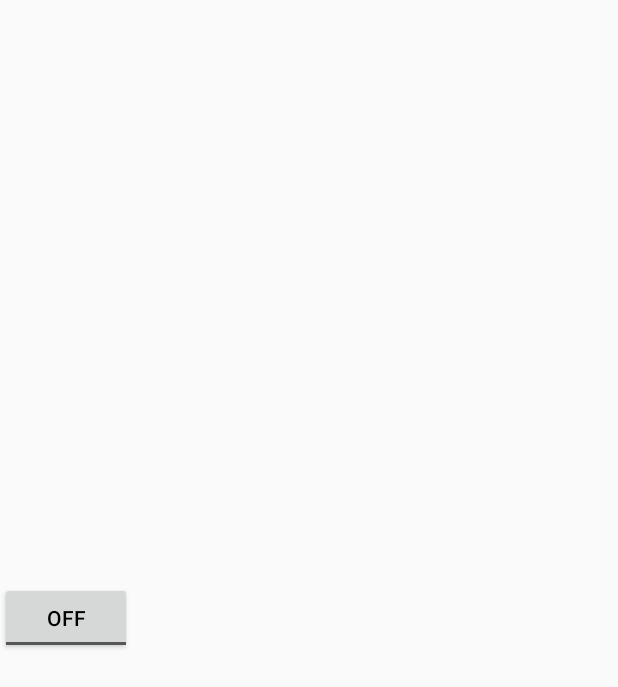
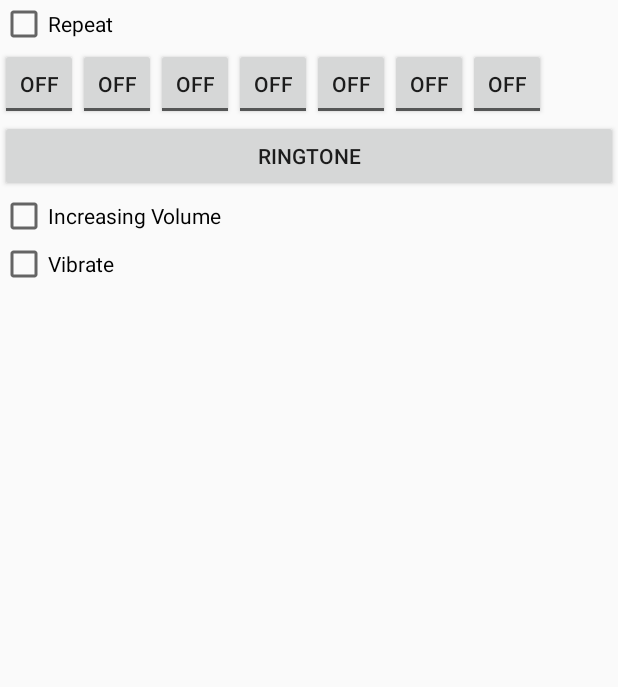
Before and after one commit to KyleMcNutt/5moreminutes, an Android app: the layout drop_down_settings.xml on its own in the app's theme, with its tools: preview values and no code run, on a phone screen of 412 x 824 dp. Shown: the top 687 px of the screen. Run offline under Robolectric (Android 15) with nearby library versions, the phone set to English and light mode, and no system bars.

```diff
--- a/Fivemoreminutes/app/src/main/java/fivemoreminutes/cs499/cs/csupomona/edu/fivemoreminutes/activities/DrillDownAlarmActivity.java
+++ b/Fivemoreminutes/app/src/main/java/fivemoreminutes/cs499/cs/csupomona/edu/fivemoreminutes/activities/DrillDownAlarmActivity.java
@@ -2,12 +2,14 @@ package fivemoreminutes.cs499.cs.csupomona.edu.fivemoreminutes.activities;
 
 import android.graphics.Color;
 import android.os.Bundle;
+import android.support.v4.app.Fragment;
 import android.support.v4.view.ViewPager;
 import android.support.v7.app.ActionBarActivity;
 
 import com.astuetz.PagerSlidingTabStrip;
 
 import java.util.ArrayList;
+import java.util.List;
 
 import fivemoreminutes.cs499.cs.csupomona.edu.fivemoreminutes.R;
 import fivemoreminutes.cs499.cs.csupomona.edu.fivemoreminutes.adapters.AlarmItemAdapter;
@@ -35,5 +37,6 @@ public class DrillDownAlarmActivity extends ActionBarActivity {
         // Attach the view pager to the tab strip
         tabsStrip.setViewPager(viewPager);
 
+
     }
 }
--- a/Fivemoreminutes/app/src/main/java/fivemoreminutes/cs499/cs/csupomona/edu/fivemoreminutes/adapters/DrillDownAlarmAdapter.java
+++ b/Fivemoreminutes/app/src/main/java/fivemoreminutes/cs499/cs/csupomona/edu/fivemoreminutes/adapters/DrillDownAlarmAdapter.java
@@ -3,6 +3,7 @@ package fivemoreminutes.cs499.cs.csupomona.edu.fivemoreminutes.adapters;
 import android.support.v4.app.Fragment;
 import android.support.v4.app.FragmentManager;
 import android.support.v4.app.FragmentPagerAdapter;
+import android.util.Log;
 
 import fivemoreminutes.cs499.cs.csupomona.edu.fivemoreminutes.fragments.Alarm;
 
--- a/Fivemoreminutes/app/src/main/java/fivemoreminutes/cs499/cs/csupomona/edu/fivemoreminutes/fragments/Alarm.java
+++ b/Fivemoreminutes/app/src/main/java/fivemoreminutes/cs499/cs/csupomona/edu/fivemoreminutes/fragments/Alarm.java
@@ -1,10 +1,7 @@
 package fivemoreminutes.cs499.cs.csupomona.edu.fivemoreminutes.fragments;
 
-import android.app.AlertDialog;
 import android.os.Bundle;
 import android.support.v4.app.Fragment;
-import android.support.v4.app.FragmentTransaction;
-import android.util.Log;
 import android.view.LayoutInflater;
 import android.view.View;
 import android.view.ViewGroup;
@@ -72,7 +69,6 @@ public class Alarm extends Fragment {
         listAdapter = new AlarmItemAdapter(this.getActivity(), alarmItems);
         listView.setAdapter(listAdapter);
 
-
         return view;
     }
 
--- a/Fivemoreminutes/app/src/main/res/layout/drop_down_settings.xml
+++ b/Fivemoreminutes/app/src/main/res/layout/drop_down_settings.xml
@@ -1,18 +1,90 @@
 <?xml version="1.0" encoding="utf-8"?>
-<LinearLayout xmlns:android="http://schemas.android.com/apk/res/android"
+<RelativeLayout xmlns:android="http://schemas.android.com/apk/res/android"
     android:orientation="horizontal"
     android:layout_width="match_parent"
-    android:layout_height="match_parent">
+    android:layout_height="match_parent"
+    android:weightSum="1">
+
+    <CheckBox
+        android:layout_width="match_parent"
+        android:layout_height="wrap_content"
+        android:id="@+id/repeat_cb"
+        android:text="Repeat"/>
+
+    <LinearLayout
+        android:layout_width="match_parent"
+        android:layout_height="wrap_content"
+        android:id ="@+id/DayOfWeek"
+        android:layout_below="@+id/repeat_cb">
 
     <ToggleButton
-        android:layout_width="wrap_content"
-        android:layout_height="48dp"
-        android:layout_gravity="center"
-        android:padding="0dp"
-        android:textColor="#000"
-        android:clickable="false"
-        android:singleLine="true"/>
+        android:layout_width="52dp"
+        android:layout_height="wrap_content"
+        android:text="Sun"
+        android:id="@+id/toggleButton"
+        android:layout_gravity="center_vertical" />
+
+    <ToggleButton
+        android:layout_width="52dp"
+        android:layout_height="wrap_content"
+        android:text="Mon"
+        android:id="@+id/toggleButton1"
+        android:layout_gravity="center_vertical" />
+
+    <ToggleButton
+        android:layout_width="52dp"
+        android:layout_height="wrap_content"
+        android:text="Tue"
+        android:id="@+id/toggleButton2"
+        android:layout_gravity="center_vertical" />
+
+    <ToggleButton
+        android:layout_width="52dp"
+        android:layout_height="wrap_content"
+        android:text="Wed"
+        android:id="@+id/toggleButton3"
+        android:layout_gravity="center_vertical" />
+
+    <ToggleButton
+        android:layout_width="52dp"
+        android:layout_height="wrap_content"
+        android:text="Thu"
+        android:id="@+id/toggleButton4"
+        android:layout_gravity="center_vertical"/>
+
+    <ToggleButton
+        android:layout_width="52dp"
+        android:layout_height="wrap_content"
+        android:text="Fri"
+        android:id="@+id/toggleButton5"
+        android:layout_gravity="center_vertical" />
+
+    <ToggleButton
+        android:layout_width="52dp"
+        android:layout_height="wrap_content"
+        android:text="Sat"
+        android:id="@+id/toggleButton6"
+        android:layout_gravity="center_vertical" />
+    </LinearLayout>
+
+    <Button
+        android:layout_width="match_parent"
+        android:layout_height="wrap_content"
+        android:id="@+id/ringtone_field"
+        android:text="Ringtone"
+        android:layout_below="@+id/DayOfWeek"/>
+    <CheckBox
+        android:layout_width="match_parent"
+        android:layout_height="wrap_content"
+        android:id="@+id/increasing_volume_cb"
+        android:layout_below="@+id/ringtone_field"
+        android:text="Increasing Volume"/>
+    <CheckBox
+        android:layout_width="match_parent"
+        android:layout_height="wrap_content"
+        android:id="@+id/vibrate_cb"
+        android:layout_below="@+id/increasing_volume_cb"
+        android:text="Vibrate"/>
 
 
-
-</LinearLayout>
+</RelativeLayout>
```
Also changed, not shown: Fivemoreminutes/app/src/main/java/fivemoreminutes/cs499/cs/csupomona/edu/fivemoreminutes/GetGroupsTask.java (deleted, +0 -32 lines), Fivemoreminutes/app/src/main/java/fivemoreminutes/cs499/cs/csupomona/edu/fivemoreminutes/fragments/TimePickDialog.java (+7 -6 lines), Fivemoreminutes/app/src/main/res/layout/fab_timepicker.xml (deleted, +0 -23 lines), 4 other files.
